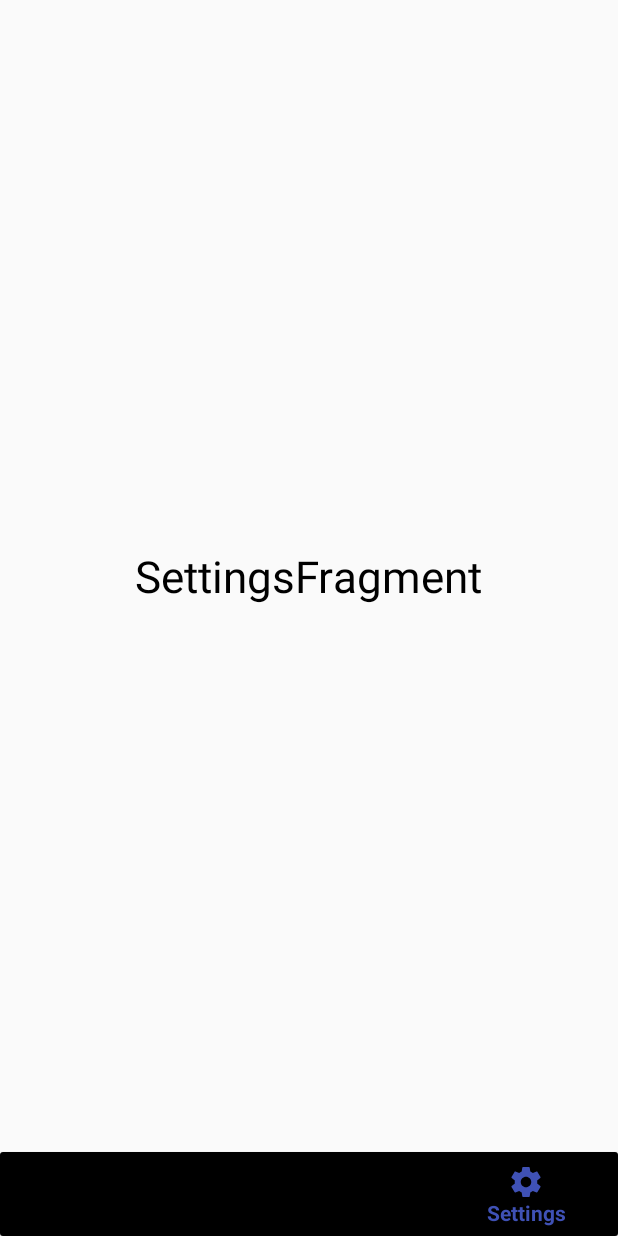
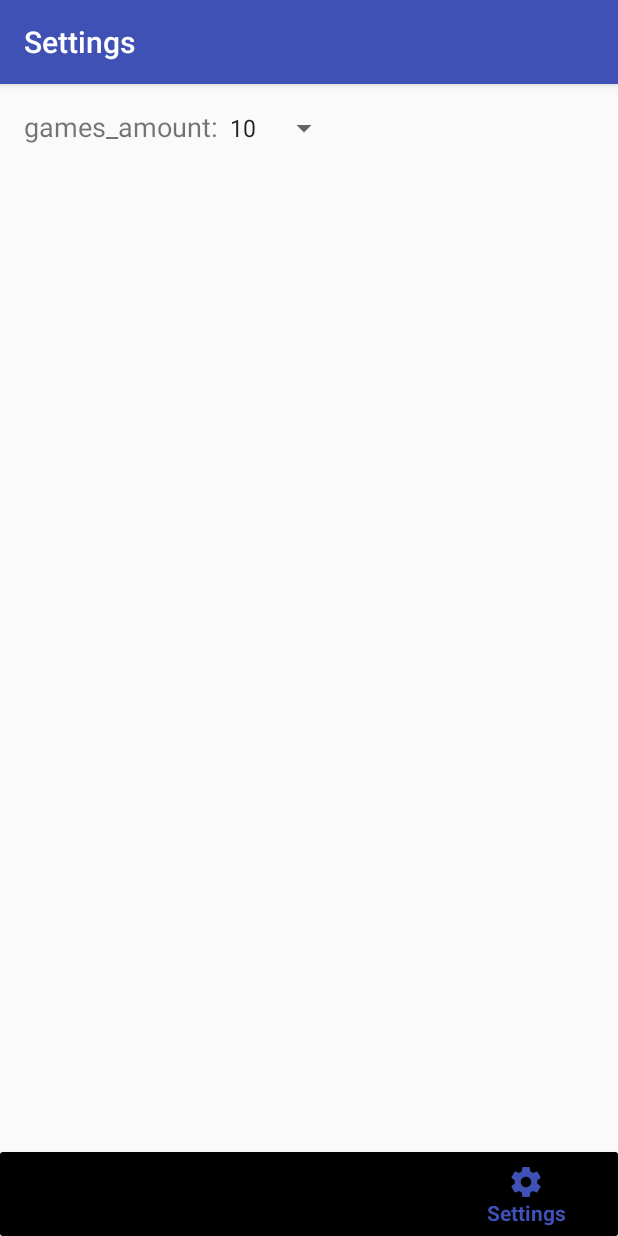
Before and after one commit to ArchkWay/GamesInfo, an Android app: the screen it shows after launch (MainActivity), item 4 of the bottom bar chosen, on a phone screen of 412 x 824 dp. Run offline under Robolectric (Android 15) with nearby library versions, the phone set to English and light mode, and no system bars; our stand-ins replace Picasso; pictures from the network do not load; 3 statements that could not run were skipped.

Commit message:
base Settings fragment(games amount)

```diff
--- a/app/src/main/java/com/example/archek/geyms/MainActivity.java
+++ b/app/src/main/java/com/example/archek/geyms/MainActivity.java
@@ -11,6 +11,7 @@ import android.view.MenuItem;
 
 import com.example.archek.geyms.network.GbObjectResponse;
 import com.example.archek.geyms.games.GamesFragment;
+import com.example.archek.geyms.settings.SettingsFragment;
 import com.google.gson.Gson;
 import com.google.gson.GsonBuilder;
 
@@ -26,22 +27,23 @@ public class MainActivity extends AppCompatActivity implements BottomNavigationV
         setContentView(R.layout.activity_main);
         bottomNavigationView = findViewById(R.id.bottomNavigation);
         bottomNavigationView.setOnNavigationItemSelectedListener(this);
-
         if (savedInstanceState == null) {
-            GamesFragment gamesFragment = new GamesFragment();
-            replaceFragment(gamesFragment);
+            replaceFragment(new GamesFragment());
         }
     }
 
-
-
     @Override
     public boolean onNavigationItemSelected(@NonNull MenuItem item) {
-        if (item.getItemId() == bottomNavigationView.getSelectedItemId()) {
+        if (bottomNavigationView.getSelectedItemId() != item.getItemId()) {
+            Fragment fragment = createFragment( item.getItemId());
+            replaceFragment( fragment );
+            }
             return true;
         }
-        Fragment fragment;
-        switch (item.getItemId()) {
+
+        private Fragment createFragment(int navItemId){
+            final Fragment fragment;
+            switch (navItemId){
             case R.id.nav_games:
                 fragment = new GamesFragment();
                 break;
@@ -59,13 +61,15 @@ public class MainActivity extends AppCompatActivity implements BottomNavigationV
                 break;
         }
         replaceFragment(fragment);
-        return true;
+        return fragment;
     }
 
     private void replaceFragment(Fragment fragment) {
-        getSupportFragmentManager()
-                .beginTransaction()
-                .replace(R.id.fragmentContainer, fragment)
-                .commit();
+        if(fragment != null) {
+            getSupportFragmentManager()
+                    .beginTransaction()
+                    .replace( R.id.fragmentContainer, fragment )
+                    .commit();
+        }
     }
 }
--- /dev/null
+++ b/app/src/main/java/com/example/archek/geyms/PrefsConst.java
@@ -0,0 +1,7 @@
+package com.example.archek.geyms;
+
+public interface PrefsConst {
+
+    int SETTING_DEFAULT_AMOUNT = 10;
+    String SETTINGS_GAME_AMOUNT = "SETTINGS_GAMES_AMOUNT";
+}
--- a/app/src/main/java/com/example/archek/geyms/SettingsFragment.java
+++ /dev/null
@@ -1,23 +0,0 @@
-package com.example.archek.geyms;
-
-import android.os.Bundle;
-import android.support.annotation.NonNull;
-import android.support.annotation.Nullable;
-import android.support.v4.app.Fragment;
-import android.view.LayoutInflater;
-import android.view.View;
-import android.view.ViewGroup;
-
-public class SettingsFragment extends Fragment {
-
-    @Nullable
-    @Override
-    public View onCreateView(@NonNull LayoutInflater inflater, @Nullable ViewGroup container, @Nullable Bundle savedInstanceState) {
-        return inflater.inflate(R.layout.fragment_settings, container, false);
-    }
-
-    @Override
-    public void onViewCreated(@NonNull View view, @Nullable Bundle savedInstanceState) {
-
-    }
-}
--- a/app/src/main/java/com/example/archek/geyms/games/GamesFragment.java
+++ b/app/src/main/java/com/example/archek/geyms/games/GamesFragment.java
@@ -1,7 +1,9 @@
 package com.example.archek.geyms.games;
 
 import android.content.Intent;
+import android.content.SharedPreferences;
 import android.os.Bundle;
+import android.preference.PreferenceManager;
 import android.support.annotation.NonNull;
 import android.support.annotation.Nullable;
 import android.support.v4.app.Fragment;
@@ -16,6 +18,7 @@ import android.view.ViewGroup;
 import android.widget.ProgressBar;
 import android.widget.Toast;
 
+import com.example.archek.geyms.PrefsConst;
 import com.example.archek.geyms.gamedetails.GameDetailsActivity;
 import com.example.archek.geyms.R;
 import com.example.archek.geyms.network.GbObjectResponse;
@@ -32,8 +35,7 @@ import retrofit2.Response;
 
 public class GamesFragment extends Fragment implements Toolbar.OnMenuItemClickListener, GamesAdapter.Callback {
 
-    public static final String TAG = "33__";
-    private static final int TOTAL_GAMES_COUNT = 64131;
+    private static final int TOTAL_GAMES_COUNT = 63804;
 
     private GiantBombService service = RestApi.creteService( GiantBombService.class );
     private Random random = new Random(  );
@@ -41,6 +43,7 @@ public class GamesFragment extends Fragment implements Toolbar.OnMenuItemClickLi
     private RecyclerView rvGames;
     private ProgressBar progressBar;
     @Nullable private Call<GbObjectsListResponse> call;
+    private int gamesAmount;
 
     @Nullable
     @Override
@@ -50,6 +53,8 @@ public class GamesFragment extends Fragment implements Toolbar.OnMenuItemClickLi
 
     @Override
     public void onViewCreated(@NonNull View view, @Nullable Bundle savedInstanceState) {
+        SharedPreferences preferences = PreferenceManager.getDefaultSharedPreferences( getContext() );
+        gamesAmount = preferences.getInt( PrefsConst.SETTINGS_GAME_AMOUNT, PrefsConst.SETTING_DEFAULT_AMOUNT );
         setupToolbar(view);
         setupRecyclerView(view);
         progressBar = view.findViewById( R.id.progressBar );
@@ -72,15 +77,14 @@ public class GamesFragment extends Fragment implements Toolbar.OnMenuItemClickLi
             return;
         }
         showLoading();
-        int limit = 10;
-        int offset = random.nextInt(TOTAL_GAMES_COUNT-limit+1);
-        call =service.getGames( limit, offset );
-        Log.d(TAG, toString());
+        int offset = random.nextInt(TOTAL_GAMES_COUNT-gamesAmount+1);
+        call =service.getGames( gamesAmount, offset );
+        Log.d("33_", toString());
         //noinspection ConstantConditions
         call.enqueue( new Callback <GbObjectsListResponse>() {
             @Override
             public void onResponse(Call<GbObjectsListResponse> call, Response <GbObjectsListResponse> response) {
-                Log.d(TAG, toString());
+                Log.d("33_", toString());
                 showContent();
                 GamesFragment.this.call = call.clone();
                 GbObjectsListResponse gbObjectsListResponse = response.body();
--- /dev/null
+++ b/app/src/main/java/com/example/archek/geyms/settings/SettingsFragment.java
@@ -0,0 +1,77 @@
+package com.example.archek.geyms.settings;
+
+import android.annotation.SuppressLint;
+import android.support.v4.app.Fragment;
+import android.content.SharedPreferences;
+import android.os.Build;
+import android.os.Bundle;
+import android.preference.PreferenceManager;
+import android.support.annotation.NonNull;
+import android.support.annotation.Nullable;
+import android.support.annotation.RequiresApi;
+import android.support.v7.widget.Toolbar;
+import android.view.LayoutInflater;
+import android.view.View;
+import android.view.ViewGroup;
+import android.widget.AdapterView;
+import android.widget.Spinner;
+
+import com.example.archek.geyms.PrefsConst;
+import com.example.archek.geyms.R;
+
+import java.lang.reflect.Array;
+import java.util.Arrays;
+import java.util.List;
+
+public class SettingsFragment extends Fragment {
+
+    private SharedPreferences prefs;
+    private SharedPreferences.Editor prefsEditor;
+    private Spinner spGamesAmount;
+
+    @Nullable
+    @Override
+    public View onCreateView(@NonNull LayoutInflater inflater, @Nullable ViewGroup container, @Nullable Bundle savedInstanceState){
+        return inflater.inflate( R.layout.fragment_settings, container, false);
+    }
+
+    @RequiresApi(api = Build.VERSION_CODES.M)
+    @SuppressLint({"CommitPrefEdits"})
+    @Override
+    public void onViewCreated(@Nullable View view, @Nullable Bundle savedInstanceState) {
+        prefs = PreferenceManager.getDefaultSharedPreferences( getContext() );
+        prefsEditor = prefs.edit();
+        ((Toolbar) view.findViewById( R.id.toolbar )).setTitle( R.string.settings );
+        spGamesAmount = view.findViewById( R.id.spGamesAmount );
+        setOnItemSelectedListeners();
+        setSelections();
+    }
+
+    private void setSelections() {
+        int gamesAmount = prefs.getInt( PrefsConst.SETTINGS_GAME_AMOUNT,PrefsConst.SETTING_DEFAULT_AMOUNT );
+        spGamesAmount.setSelection(getAmountIndex( gamesAmount ));
+    }
+
+    private int getAmountIndex(int amount) {
+        String [] options = getResources().getStringArray(R.array.amount_options);
+        List<String > optionsList = Arrays.asList(options);
+        return optionsList.indexOf( String .valueOf( amount ) );
+
+    }
+
+
+
+    private void setOnItemSelectedListeners(){
+        spGamesAmount.setOnItemSelectedListener( new AdapterView.OnItemSelectedListener() {
+            @Override
+            public void onItemSelected(AdapterView <?> parent, View view, int position, long id) {
+                String amountString = parent.getItemAtPosition( position ).toString();
+                int amountInt = Integer.parseInt( amountString );
+                prefsEditor.putInt( PrefsConst.SETTINGS_GAME_AMOUNT, amountInt ).apply();
+            }
+            @Override
+            public void onNothingSelected(AdapterView<?> parent){ }
+        });
+
+    }
+}
--- a/app/src/main/res/layout/fragment_settings.xml
+++ b/app/src/main/res/layout/fragment_settings.xml
@@ -5,13 +5,47 @@
     android:layout_height="match_parent"
     >
 
-    <TextView
-        android:layout_width="wrap_content"
+    <include layout="@layout/toolbar"/>
+
+    <ScrollView
+        android:layout_width="match_parent"
         android:layout_height="wrap_content"
-        android:layout_gravity="center"
-        android:textSize="29sp"
-        android:textColor="#000"
-        android:text="SettingsFragment"
-        />
+        android:fillViewport="true"
+        android:layout_marginTop="?attr/actionBarSize"
+        >
 
+        <LinearLayout
+            android:layout_width="match_parent"
+            android:layout_height="wrap_content"
+            android:orientation="vertical"
+            android:paddingStart="16dp"
+            android:paddingEnd="16dp"
+            >
+
+            <LinearLayout
+                android:layout_width="wrap_content"
+                android:layout_height="wrap_content"
+                android:orientation="horizontal"
+                android:layout_marginTop="16dp"
+                >
+
+                <TextView
+                    android:layout_width="0dp"
+                    android:layout_height="wrap_content"
+                    android:layout_weight="1"
+                    android:textSize="18sp"
+                    android:text="@string/games_amount"
+                    />
+
+                <Spinner
+                    android:id="@+id/spGamesAmount"
+                    android:layout_width="wrap_content"
+                    android:layout_height="wrap_content"
+                    android:entries="@array/amount_options"
+                    />
+
+
+                </LinearLayout>
+            </LinearLayout>
+    </ScrollView>
 </FrameLayout>
--- /dev/null
+++ b/app/src/main/res/values/arrays.xml
@@ -0,0 +1,11 @@
+<?xml version="1.0" encoding="utf-8"?>
+<resources>
+
+    <string-array name="amount_options">
+        <item>5</item>
+        <item>10</item>
+        <item>25</item>
+        <item>50</item>
+    </string-array>
+
+</resources>
--- a/app/src/main/res/values/strings.xml
+++ b/app/src/main/res/values/strings.xml
@@ -8,4 +8,5 @@
     <string name="refresh">Refresh</string>
     <string name="error">Error</string>
     <string name="search">search</string>
+    <string name="games_amount">games_amount:</string>
 </resources>
```
